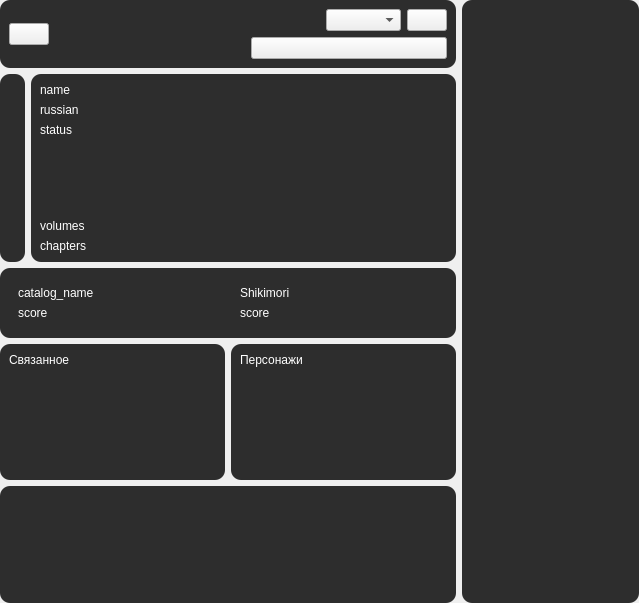
First picture: the form in forms/info.ui, repository brandonzorn/Nlight, before the edit.
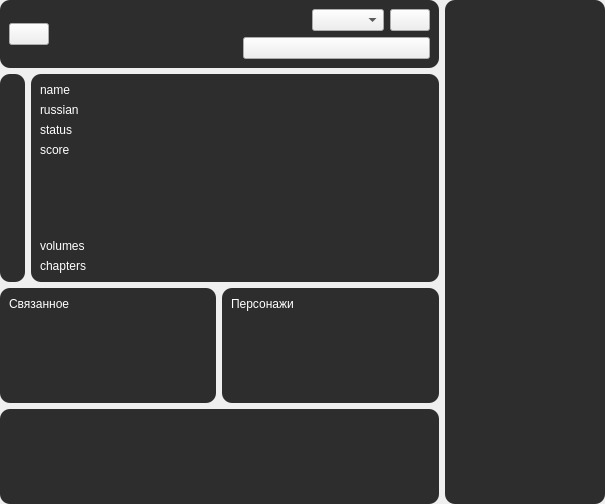
Second picture: the form after the edit. Icons and pictures are not drawn.

Commit message: fixed character ui scroll bar style updated manga score, status

Patch:
```diff
--- a/forms/info.ui
+++ b/forms/info.ui
@@ -6,8 +6,8 @@
    <rect>
     <x>0</x>
     <y>0</y>
-    <width>639</width>
-    <height>603</height>
+    <width>605</width>
+    <height>504</height>
    </rect>
   </property>
   <property name="windowTitle">
@@ -264,6 +264,13 @@
               </property>
              </widget>
             </item>
+            <item>
+             <widget class="QLabel" name="catalog_score_label">
+              <property name="text">
+               <string>score</string>
+              </property>
+             </widget>
+            </item>
             <item>
              <spacer name="verticalSpacer">
               <property name="orientation">
@@ -296,105 +303,6 @@
          </item>
         </layout>
        </item>
-       <item>
-        <layout class="QHBoxLayout" name="score_layout"/>
-       </item>
-       <item>
-        <widget class="QFrame" name="score_frame">
-         <property name="frameShape">
-          <enum>QFrame::StyledPanel</enum>
-         </property>
-         <property name="frameShadow">
-          <enum>QFrame::Raised</enum>
-         </property>
-         <layout class="QHBoxLayout" name="horizontalLayout_5">
-          <item>
-           <widget class="QFrame" name="catalog_score_frame">
-            <property name="sizePolicy">
-             <sizepolicy hsizetype="Preferred" vsizetype="Preferred">
-              <horstretch>0</horstretch>
-              <verstretch>0</verstretch>
-             </sizepolicy>
-            </property>
-            <property name="styleSheet">
-             <string notr="true">QPushButton {
-	padding: 5px 1px;
-    background: transparent;
-	border-top-left-radius: 10px;
-	border-bottom-left-radius: 10px;
-	font-weight: bold;
-	icon-size: 24px;
-}</string>
-            </property>
-            <property name="frameShape">
-             <enum>QFrame::StyledPanel</enum>
-            </property>
-            <property name="frameShadow">
-             <enum>QFrame::Raised</enum>
-            </property>
-            <layout class="QVBoxLayout" name="verticalLayout_4">
-             <item>
-              <widget class="QLabel" name="catalog_name_label">
-               <property name="text">
-                <string>catalog_name</string>
-               </property>
-              </widget>
-             </item>
-             <item>
-              <widget class="QLabel" name="catalog_score_label">
-               <property name="text">
-                <string>score</string>
-               </property>
-              </widget>
-             </item>
-            </layout>
-           </widget>
-          </item>
-          <item>
-           <widget class="QFrame" name="shikimori_score_frame">
-            <property name="sizePolicy">
-             <sizepolicy hsizetype="Preferred" vsizetype="Preferred">
-              <horstretch>0</horstretch>
-              <verstretch>0</verstretch>
-             </sizepolicy>
-            </property>
-            <property name="styleSheet">
-             <string notr="true">QPushButton {
-	padding: 5px 1px;
-    background: transparent;
-	border-top-left-radius: 10px;
-	border-bottom-left-radius: 10px;
-	font-weight: bold;
-	icon-size: 24px;
-}</string>
-            </property>
-            <property name="frameShape">
-             <enum>QFrame::StyledPanel</enum>
-            </property>
-            <property name="frameShadow">
-             <enum>QFrame::Raised</enum>
-            </property>
-            <layout class="QVBoxLayout" name="verticalLayout_8">
-             <item>
-              <widget class="QLabel" name="label_3">
-               <property name="text">
-                <string>Shikimori</string>
-               </property>
-              </widget>
-             </item>
-             <item>
-              <widget class="QLabel" name="shikimori_score_label">
-               <property name="text">
-                <string>score</string>
-               </property>
-              </widget>
-             </item>
-            </layout>
-           </widget>
-          </item>
-         </layout>
-        </widget>
-       </item>
        <item>
         <layout class="QHBoxLayout" name="related_layout">
          <item>
```
The commit also changes 7 other files.
